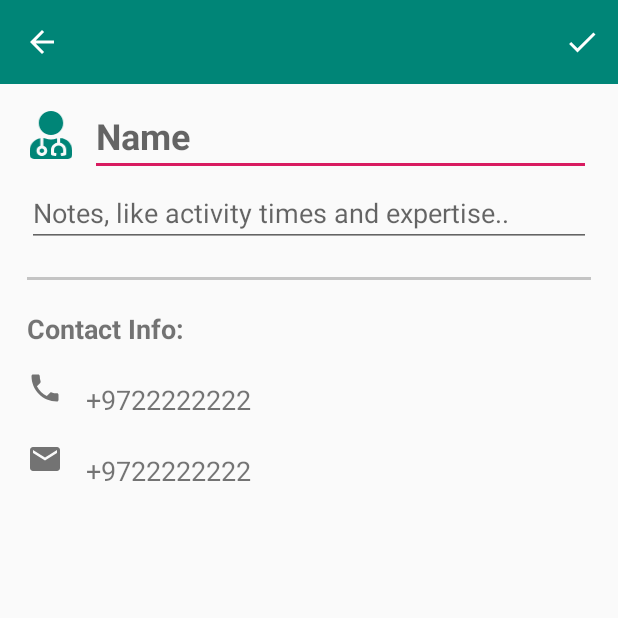
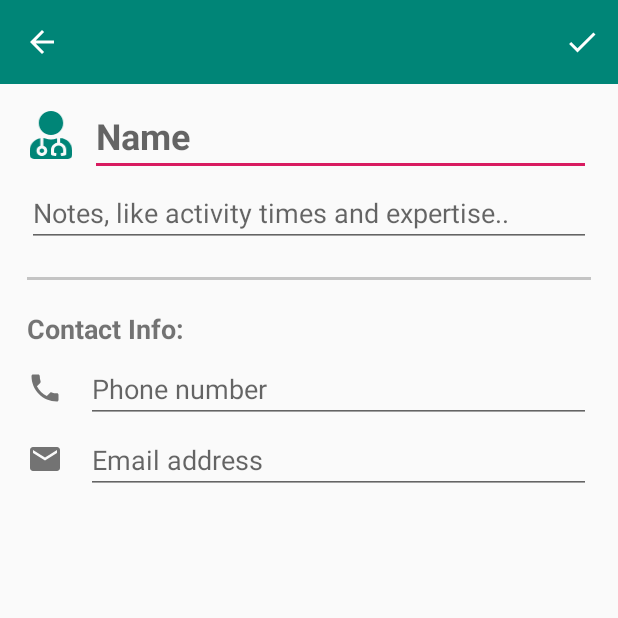
Before and after one commit to OmryRo/my_med, an Android app: the DoctorInfoActivity screen opened directly, with no data from a screen before it, on a phone screen of 412 x 824 dp, the top half of it. Run offline under Robolectric (Android 15) with nearby library versions, the phone set to English and light mode, and no system bars.

Commit message:
- fixed a problem with edit phone and email - rewrote some code on "setContent"

```diff
--- a/app/src/main/java/il/ac/huji/cs/postpc/mymeds/activities/doctors/DoctorInfoActivity.java
+++ b/app/src/main/java/il/ac/huji/cs/postpc/mymeds/activities/doctors/DoctorInfoActivity.java
@@ -106,6 +106,24 @@ public class DoctorInfoActivity extends AppCompatActivity {
             doctorPhoneTv.setText(doctor.phone);
             doctorEmailTv.setText(doctor.email);
 
+            doctorNoteTv.setVisibility(doctor.note.length() > 0 ? View.VISIBLE : View.GONE);
+            if (doctor.email.length() > 0 || doctor.phone.length() > 0) {
+                afterNotesDividerView.setVisibility(View.VISIBLE);
+                doctorContactInfoTv.setVisibility(View.VISIBLE);
+                doctorEmailTv.setVisibility(doctor.email.length() > 0 ? View.VISIBLE : View.GONE);
+                doctorPhoneTv.setVisibility(doctor.phone.length() > 0 ? View.VISIBLE : View.GONE);
+                doctorEmailIv.setVisibility(doctor.email.length() > 0 ? View.VISIBLE : View.GONE);
+                doctorPhoneIv.setVisibility(doctor.phone.length() > 0 ? View.VISIBLE : View.GONE);
+            }
+            else {
+                afterNotesDividerView.setVisibility(View.GONE);
+                doctorContactInfoTv.setVisibility(View.GONE);
+                doctorEmailTv.setVisibility(View.GONE);
+                doctorPhoneTv.setVisibility(View.GONE);
+                doctorEmailIv.setVisibility(View.GONE);
+                doctorPhoneIv.setVisibility(View.GONE);
+            }
+
             doctorPhoneContainer.setOnClickListener(new View.OnClickListener() {
                 @Override
                 public void onClick(View view) {
@@ -141,8 +159,19 @@ public class DoctorInfoActivity extends AppCompatActivity {
             doctorPhoneEt.setText(doctor == null ? "" : doctor.phone);
             doctorEmailEt.setText(doctor == null ? "" : doctor.email);
 
+            doctorNoteTv.setVisibility(View.GONE);
+            doctorEmailTv.setVisibility(View.GONE);
+            doctorPhoneTv.setVisibility(View.GONE);
+            doctorEmailIv.setVisibility(View.VISIBLE);
+            doctorPhoneIv.setVisibility(View.VISIBLE);
+            afterNotesDividerView.setVisibility(View.VISIBLE);
+            doctorContactInfoTv.setVisibility(View.VISIBLE);
+
             doctorPhoneContainer.setOnClickListener(null);
             doctorEmailContainer.setOnClickListener(null);
+            doctorPhoneContainer.setClickable(false);
+            doctorEmailContainer.setClickable(false);
+
         }
 
         View[] visibleInEditing = new View[]{
@@ -150,34 +179,6 @@ public class DoctorInfoActivity extends AppCompatActivity {
         };
         View[] visibleInViewing = new View[]{
                 doctorNameTv, moreInfoView};
-
-        if (!isEditing) {
-            doctorNoteTv.setVisibility(doctor.note.length() > 0 ? View.VISIBLE : View.GONE);
-            if (doctor.email.length() > 0 || doctor.phone.length() > 0) {
-                afterNotesDividerView.setVisibility(View.VISIBLE);
-                doctorContactInfoTv.setVisibility(View.VISIBLE);
-                doctorEmailTv.setVisibility(doctor.email.length() > 0 ? View.VISIBLE : View.GONE);
-                doctorPhoneTv.setVisibility(doctor.phone.length() > 0 ? View.VISIBLE : View.GONE);
-                doctorEmailIv.setVisibility(doctor.email.length() > 0 ? View.VISIBLE : View.GONE);
-                doctorPhoneIv.setVisibility(doctor.phone.length() > 0 ? View.VISIBLE : View.GONE);
-            }
-            else {
-                afterNotesDividerView.setVisibility(View.GONE);
-                doctorContactInfoTv.setVisibility(View.GONE);
-                doctorEmailTv.setVisibility(View.GONE);
-                doctorPhoneTv.setVisibility(View.GONE);
-                doctorEmailIv.setVisibility(View.GONE);
-                doctorPhoneIv.setVisibility(View.GONE);
-            }
-        }
-        else {
-            doctorNoteTv.setVisibility(View.GONE);
-            doctorEmailIv.setVisibility(View.VISIBLE);
-            doctorPhoneIv.setVisibility(View.VISIBLE);
-            doctorContactInfoTv.setVisibility(View.VISIBLE);
-        }
-//        , doctorPhoneTv, doctorEmailTv, afterNotesDividerView;
-
 
         for (View view : visibleInEditing) {
             view.setVisibility(isEditing ? View.VISIBLE : View.GONE);
--- a/app/src/main/res/layout/activity_doctor.xml
+++ b/app/src/main/res/layout/activity_doctor.xml
@@ -6,6 +6,13 @@
     android:layout_width="match_parent"
     android:layout_height="match_parent"
     tools:context=".activities.doctors.DoctorInfoActivity">
+
+    <androidx.constraintlayout.widget.Group
+        android:layout_width="wrap_content"
+        android:layout_height="wrap_content"
+        android:id="@+id/group_editable"
+        app:constraint_referenced_ids=""
+        />
 
     <androidx.appcompat.widget.Toolbar
         android:id="@+id/toolbar"
```
